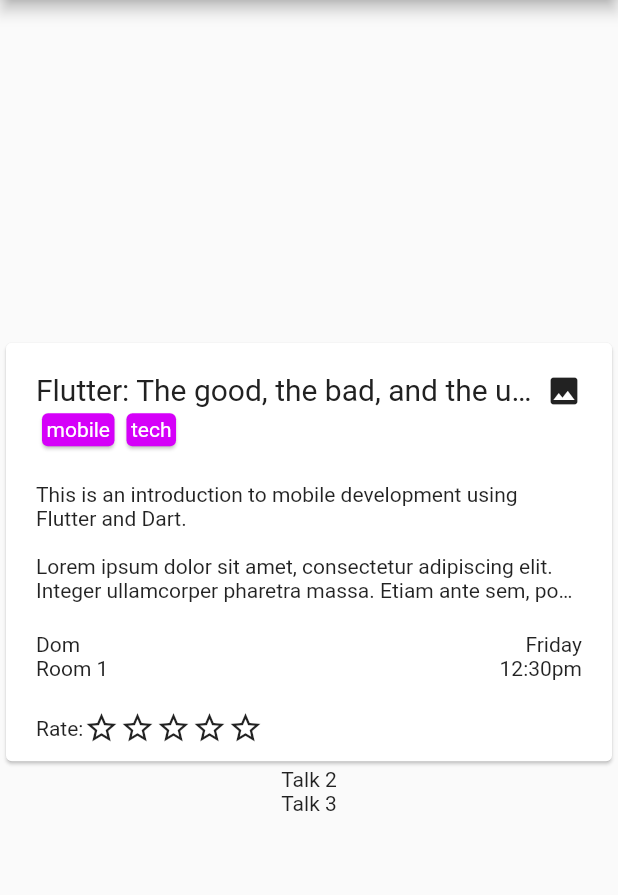
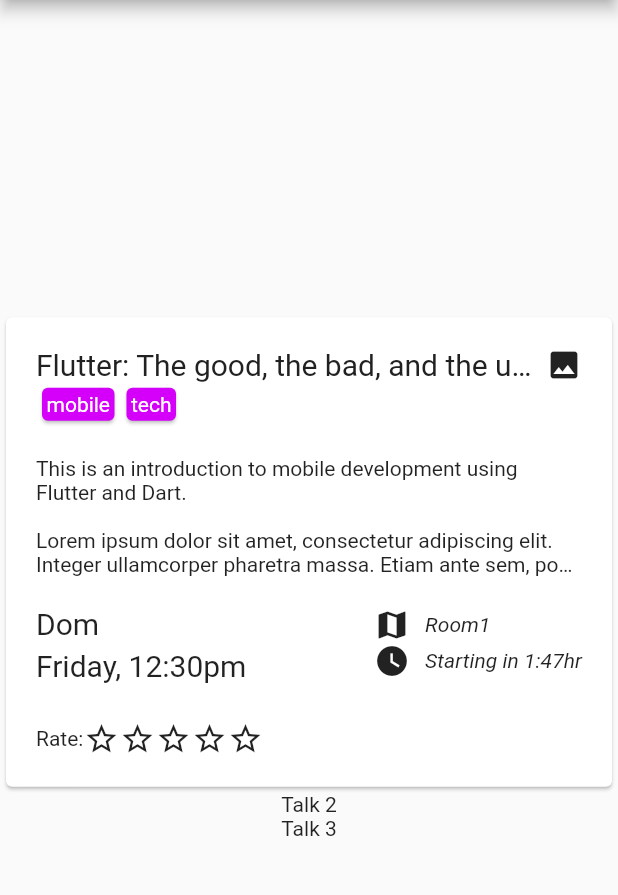
Before and after one commit to random82/talkrater, a Flutter app: the screen it shows after launch, on a phone screen of 412 x 824 dp, the part 84-979 px from its top. Run offline on Flutter 3.47's test engine with Material 2 defaults, Android fonts, the phone set to English and light mode, and no system bars.

Commit message:
Bottom part styling

```diff
--- a/talkrater/lib/main.dart
+++ b/talkrater/lib/main.dart
@@ -160,32 +160,78 @@ class _MyHomePageState extends State<MyHomePage> {
                       crossAxisAlignment: CrossAxisAlignment.start,
                       children: <Widget>[
                         Expanded(
-                          child: Align(
+                          child: Column(
+                            children: <Widget>[
+                              Align(
                                 alignment: Alignment.centerLeft,
                                 child: Column(
                                   crossAxisAlignment: CrossAxisAlignment.start,
                                   children: <Widget>[
-                                Text('Dom'),
-                                Text('Room 1'),
+                                    Padding(
+                                      padding: EdgeInsets.only(bottom: 5),
+                                      child:Text('Dom',
+                                        style: TextStyle (
+                                          fontSize: 20
+                                        ),
+                                      ),
+                                    ),
+                                    Padding(
+                                      padding: EdgeInsets.only(bottom: 5),
+                                      child:Text('Friday, 12:30pm',
+                                        style: TextStyle (
+                                          fontSize: 20
+                                        ),
+                                      ),
+                                    ),
                                   ],
                                 ),
                               ),
+                            ]
+                          )
                         ),
                         Align(
                           alignment: Alignment.centerRight,
                           child: Column(
-                            crossAxisAlignment: CrossAxisAlignment.end,
+                              crossAxisAlignment: CrossAxisAlignment.start,
                               children: <Widget>[
-                              Text('Friday'),
-                              Text('12:30pm'),
+                                Row(
+                                  children: <Widget>[
+                                    Padding(
+                                      padding: EdgeInsets.only(right: 10),
+                                      child: Icon(
+                                        Icons.map
+                                      ),
+                                    ),
+                                    Text('Room1',
+                                      style: TextStyle(
+                                        fontStyle: FontStyle.italic
+                                      ),
+                                    ),
                                   ],
+                                ),
+                                Row(
+                                  children: <Widget>[
+                                    Padding(
+                                      padding: EdgeInsets.only(right: 10),
+                                      child: Icon(
+                                        Icons.watch_later
+                                      ),
+                                    ),
+                                    Text('Starting in 1:47hr',
+                                      style: TextStyle(
+                                        fontStyle: FontStyle.italic
+                                      ),
+                                    ),
+                                  ],
+                                )
+                              ]
                           )
                         )
                       ],
-                    ),
+                    )
                   ),
                   Padding(
-                    padding: EdgeInsets.only(left: 20, right: 20, bottom: 10),
+                    padding: EdgeInsets.fromLTRB(20,0,20,20),
                     child: Row(
                       children: <Widget>[
                         Text("Rate:"),
@@ -196,7 +242,7 @@ class _MyHomePageState extends State<MyHomePage> {
                         Icon(Icons.star_border),
                       ],
                     )
-                  )
+                  ),
                 ]
               )
             ),
```
Lines whose indentation alone changed are shown as unchanged.
